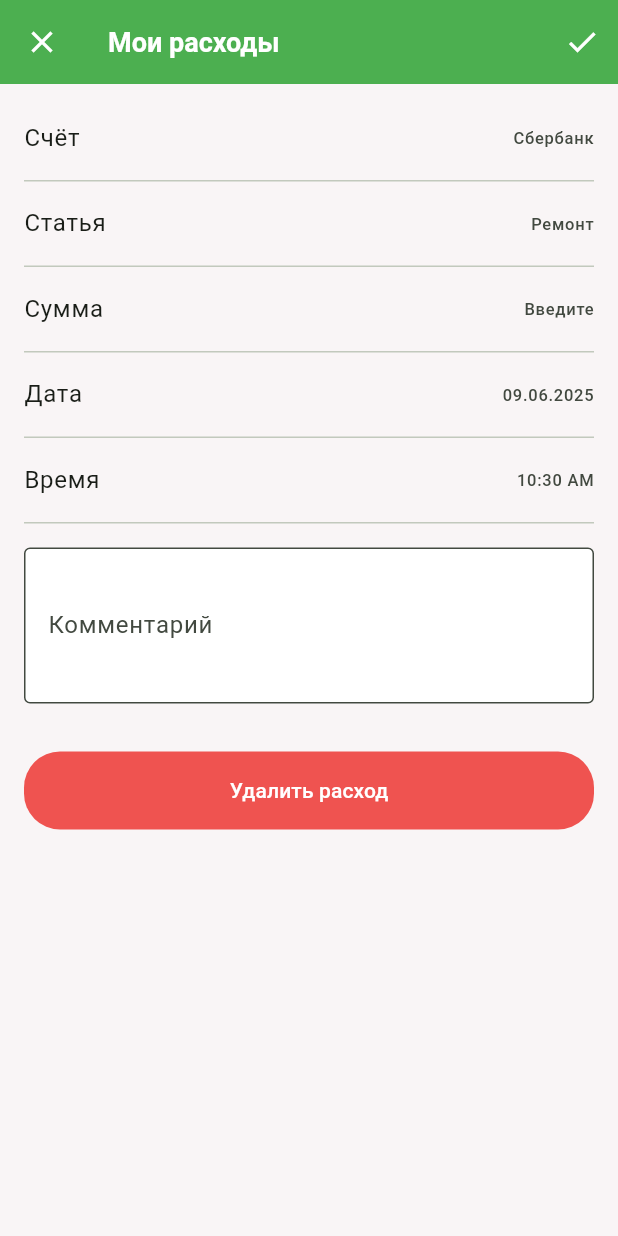
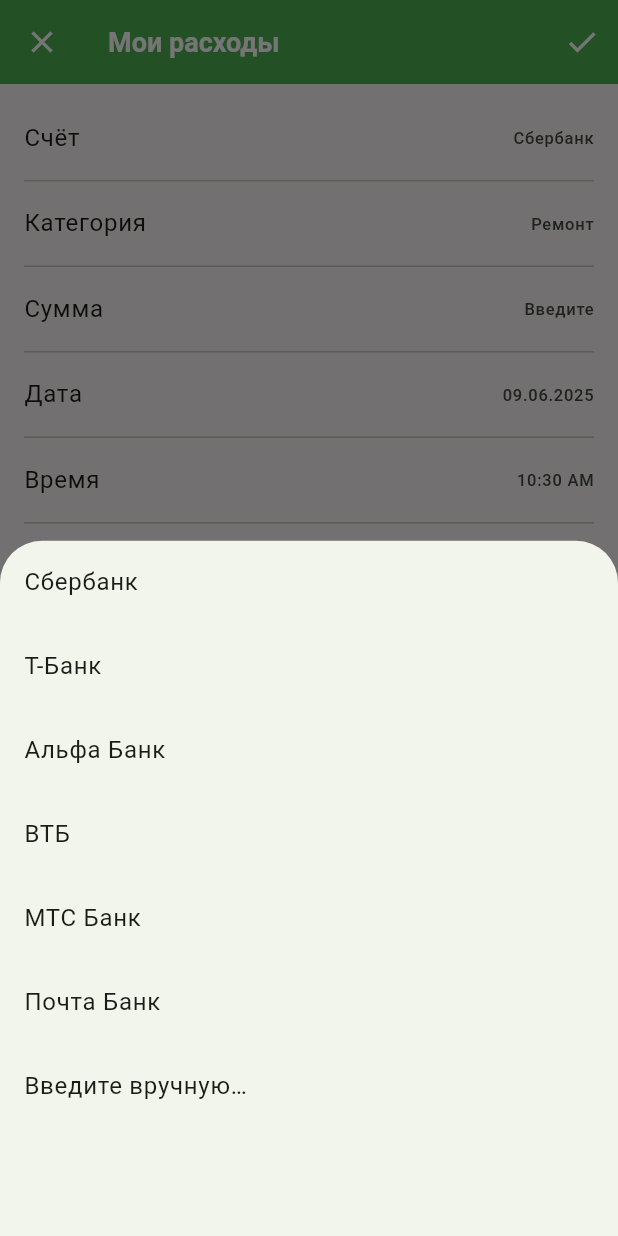
Before and after one commit to devleloper/cashnetic, a Flutter app: the TransactionAddScreen screen opened directly, after a tap on "Счёт", on a phone screen of 412 x 824 dp. Run offline on Flutter 3.47's test engine with Material 3 defaults, Android fonts, the phone set to English and light mode, and no system bars.

Commit message:
Added new functionality in AddTransactionScreen

```diff
--- a/lib/ui/features/expenses/view/view.dart
+++ b/lib/ui/features/expenses/view/view.dart
@@ -1,2 +1,2 @@
 export 'expenses_screen.dart';
-export 'expenses_view_model.dart';
+export '../../../../view_models/expenses_view_model.dart';
--- a/lib/ui/features/transaction_add/view/transaction_add_screen.dart
+++ b/lib/ui/features/transaction_add/view/transaction_add_screen.dart
@@ -1,5 +1,6 @@
 import 'package:flutter/material.dart';
 import 'package:intl/intl.dart';
+import '../../../../models/models.dart';
 
 class TransactionAddScreen extends StatefulWidget {
   const TransactionAddScreen({super.key});
@@ -15,6 +16,24 @@
   String category = 'Ремонт';
   String amount = '';
   String comment = '';
+
+  final List<String> accounts = [
+    'Сбербанк',
+    'Т-Банк',
+    'Альфа Банк',
+    'ВТБ',
+    'МТС Банк',
+    'Почта Банк',
+  ];
+  final List<String> categories = [
+    'Ремонт',
+    'Одежда',
+    'Продукты',
+    'Электроника',
+    'Развлечения',
+    'Образование',
+    'Услуги связи',
+  ];
 
   Future<void> _selectDate() async {
     final picked = await showDatePicker(
@@ -65,10 +84,71 @@
     );
   }
 
+  Future<void> _selectFromList(
+    String title,
+    List<String> options,
+    ValueChanged<String> onSelected,
+  ) async {
+    final res = await showModalBottomSheet<String>(
+      context: context,
+      builder: (c) => ListView(
+        children: [
+          ...options.map(
+            (o) => ListTile(title: Text(o), onTap: () => Navigator.pop(c, o)),
+          ),
+          ListTile(
+            title: const Text('Введите вручную…'),
+            onTap: () => Navigator.pop(c, null),
+          ),
+        ],
+      ),
+    );
+
+    if (res != null) {
+      onSelected(res);
+    } else {
+      final input = await showDialog<String>(
+        context: context,
+        builder: (c) {
+          final ctrl = TextEditingController();
+          return AlertDialog(
+            title: Text('Новый $title'),
+            content: TextField(controller: ctrl, autofocus: true),
+            actions: [
+              TextButton(
+                onPressed: () => Navigator.pop(c),
+                child: const Text('Отмена'),
+              ),
+              TextButton(
+                onPressed: () => Navigator.pop(c, ctrl.text),
+                child: const Text('Добавить'),
+              ),
+            ],
+          );
+        },
+      );
+      if (input != null && input.isNotEmpty) {
+        setState(() {
+          options.add(input);
+        });
+        onSelected(input);
+      }
+    }
+  }
+
   void _save() {
-    if (amount.isEmpty) return;
-    // TODO: сохранить данные (через репозиторий или callback)
-    Navigator.pop(context);
+    final parsedAmount = double.tryParse(amount.replaceAll(',', '.'));
+    if (parsedAmount == null) return;
+
+    final model = TransactionModel(
+      id: DateTime.now().millisecondsSinceEpoch,
+      categoryIcon: '💸',
+      categoryTitle: category,
+      amount: parsedAmount,
+      comment: comment.isEmpty ? null : comment,
+    );
+
+    Navigator.pop(context, model);
   }
 
   @override
@@ -96,8 +176,24 @@
       body: ListView(
         padding: const EdgeInsets.symmetric(horizontal: 16, vertical: 8),
         children: [
-          _ListTileRow(title: 'Счёт', value: account, onTap: () {}),
-          _ListTileRow(title: 'Статья', value: category, onTap: () {}),
+          _ListTileRow(
+            title: 'Счёт',
+            value: account,
+            onTap: () => _selectFromList(
+              'счёт',
+              accounts,
+              (v) => setState(() => account = v),
+            ),
+          ),
+          _ListTileRow(
+            title: 'Категория',
+            value: category,
+            onTap: () => _selectFromList(
+              'категория',
+              categories,
+              (v) => setState(() => category = v),
+            ),
+          ),
           _ListTileRow(
             title: 'Сумма',
             value: amount.isEmpty ? 'Введите' : '$amount ₽',
@@ -115,19 +211,6 @@
             ),
             maxLines: 3,
             onChanged: (v) => comment = v,
-          ),
-          const SizedBox(height: 32),
-          TextButton(
-            onPressed: () {}, // Удаление будет в режиме редактирования
-            style: TextButton.styleFrom(
-              foregroundColor: Colors.white,
-              backgroundColor: Colors.red[400],
-              padding: const EdgeInsets.symmetric(vertical: 16),
-              shape: RoundedRectangleBorder(
-                borderRadius: BorderRadius.circular(24),
-              ),
-            ),
-            child: const Text('Удалить расход'),
           ),
         ],
       ),
--- /dev/null
+++ b/lib/view_models/view_models.dart
@@ -0,0 +1 @@
+export 'expenses_view_model.dart';
```
Also changed, not shown: lib/view_models/expenses_view_model.dart (renamed from lib/ui/features/expenses/view/expenses_view_model.dart, +8 -2 lines).
